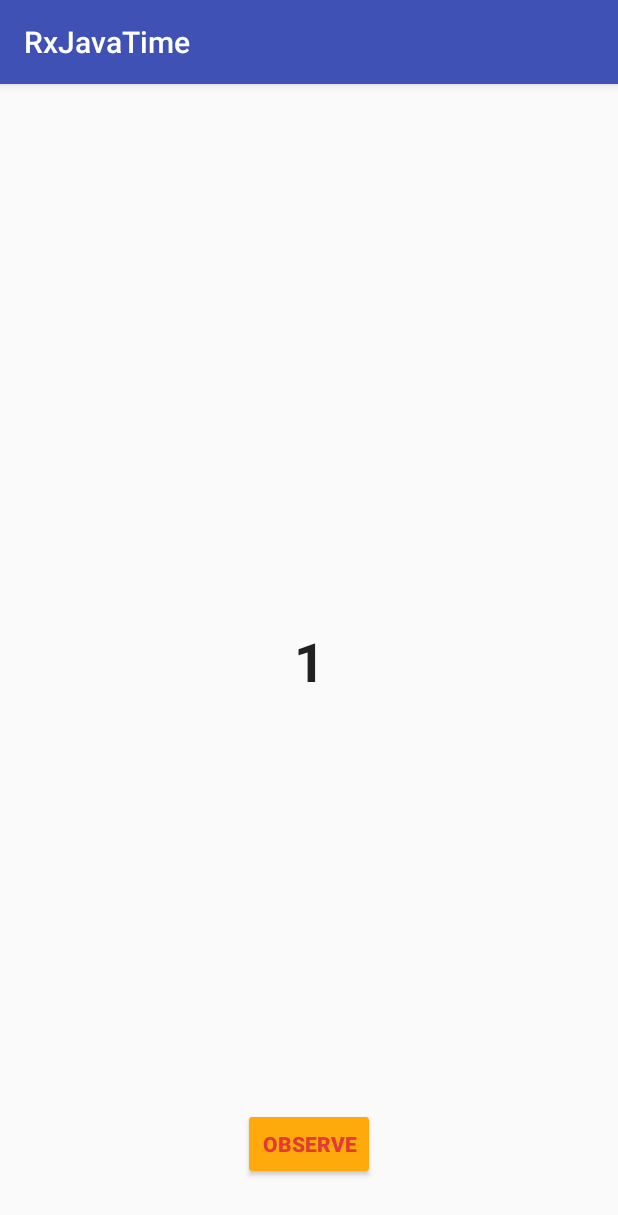
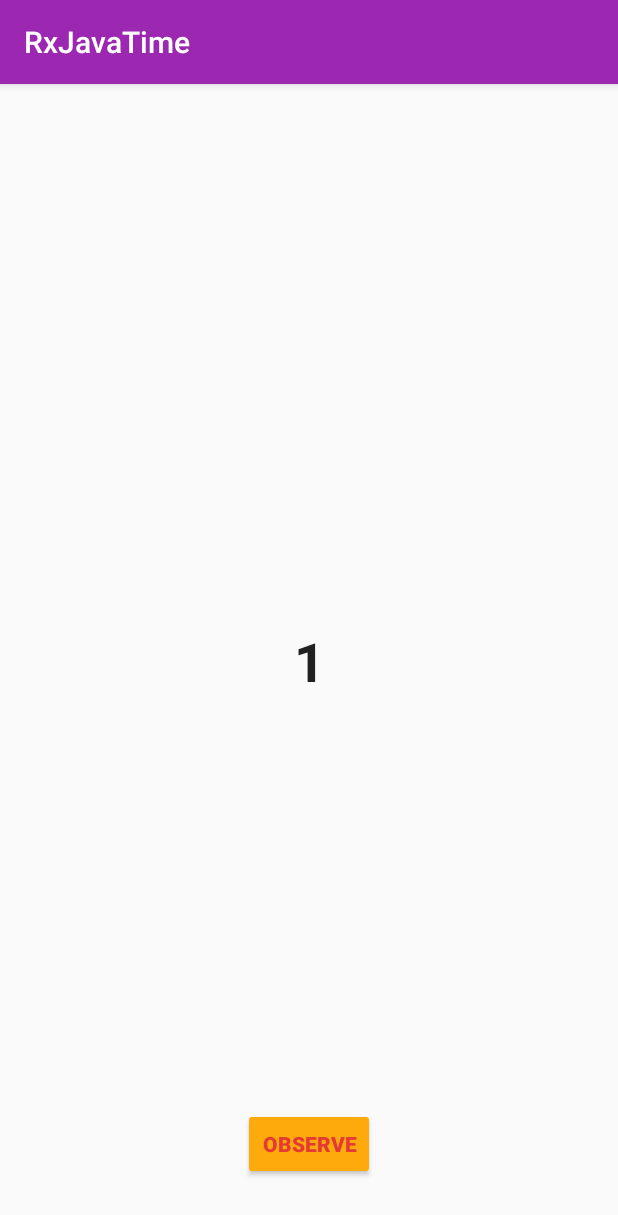
Before and after one commit to krasimiracle/App-a-day, an Android app: the screen it shows after launch (MainActivity), after a tap on "OBSERVE", on a phone screen of 412 x 824 dp. Shown: the top 1215 px of the screen. Run offline under Robolectric (Android 15) with nearby library versions, the phone set to English and light mode, and no system bars; our stand-ins replace RxJava.

Commit message:
Color updates

```diff
--- a/1.TypeText/app/src/main/res/values/colors.xml
+++ b/1.TypeText/app/src/main/res/values/colors.xml
@@ -1,6 +1,6 @@
 <?xml version="1.0" encoding="utf-8"?>
 <resources>
-    <color name="colorPrimary">#3F51B5</color>
-    <color name="colorPrimaryDark">#303F9F</color>
+    <color name="colorPrimary">#F44336</color>
+    <color name="colorPrimaryDark">#D32F2F</color>
     <color name="colorAccent">#ffb300</color>
 </resources>
--- a/2.RxJavaTime/app/src/main/res/values/colors.xml
+++ b/2.RxJavaTime/app/src/main/res/values/colors.xml
@@ -1,6 +1,6 @@
 <?xml version="1.0" encoding="utf-8"?>
 <resources>
-    <color name="colorPrimary">#3F51B5</color>
-    <color name="colorPrimaryDark">#303F9F</color>
+    <color name="colorPrimary">#9C27B0</color>
+    <color name="colorPrimaryDark">#7B1FA2</color>
     <color name="colorAccent">#E53935</color>
 </resources>
```
